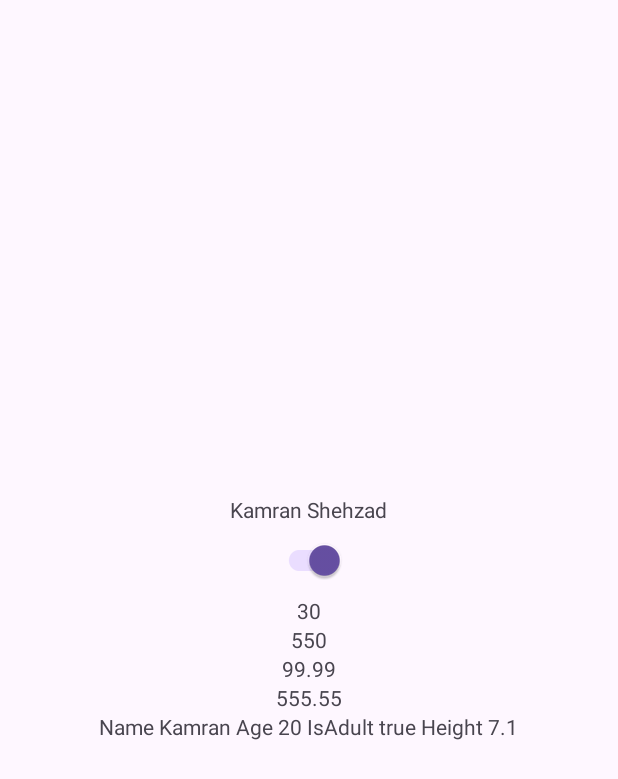
After one commit to KamranShehzadDeveloper/DataStoreLibrary, an Android app: the DataStoreActivity screen opened directly, with no data from a screen before it, on a phone screen of 412 x 824 dp. The commit adds this screen. Shown: the top 779 px of the screen. Run offline under Robolectric (Android 15) with nearby library versions, the phone set to English and light mode, and no system bars.

Commit message:
lib completed

```diff
--- a/app/src/main/AndroidManifest.xml
+++ b/app/src/main/AndroidManifest.xml
@@ -13,6 +13,9 @@
         android:theme="@style/Theme.DataStoreLibrary"
         tools:targetApi="31">
         <activity
+            android:name=".DataStoreActivity"
+            android:exported="false" />
+        <activity
             android:name=".MainActivity"
             android:exported="true">
             <intent-filter>
--- /dev/null
+++ b/app/src/main/java/com/example/datastorelibrary/DataStoreActivity.kt
@@ -0,0 +1,84 @@
+package com.example.datastorelibrary
+
+import android.os.Bundle
+import androidx.activity.enableEdgeToEdge
+import androidx.appcompat.app.AppCompatActivity
+import androidx.core.view.ViewCompat
+import androidx.core.view.WindowInsetsCompat
+import androidx.lifecycle.lifecycleScope
+import com.example.datastorehelperlib.DataStore
+import com.example.datastorelibrary.databinding.ActivityDataStoreBinding
+import com.google.gson.Gson
+import kotlinx.coroutines.Dispatchers
+import kotlinx.coroutines.launch
+import kotlinx.coroutines.withContext
+
+class DataStoreActivity : AppCompatActivity() {
+
+    private lateinit var binding: ActivityDataStoreBinding
+
+    override fun onCreate(savedInstanceState: Bundle?) {
+        super.onCreate(savedInstanceState)
+
+        binding = ActivityDataStoreBinding.inflate(layoutInflater)
+        setContentView(binding.root)
+
+        getDataFromDataStore()
+    }
+
+    private fun getDataFromDataStore() {
+        lifecycleScope.launch(Dispatchers.IO) {
+            launch {
+                DataStore.getInstance().readStringPreference("user_name", "kamran")
+                    .collect { value ->
+                        withContext(Dispatchers.Main) {
+                            binding.userData.text = value
+                        }
+                    }
+            }
+            launch {
+                DataStore.getInstance().readBooleanPreference("is_first_time", false).collect { value ->
+                    withContext(Dispatchers.Main) {
+                        binding.btnSw.isChecked = value
+                    }
+                }
+            }
+            launch {
+                DataStore.getInstance().readIntPreference("user_age", 20).collect { value ->
+                    withContext(Dispatchers.Main) {
+                        binding.userAge.text = value.toString()
+                    }
+                }
+            }
+            launch {
+                DataStore.getInstance().readLongPreference("price", 200L).collect { value ->
+                    withContext(Dispatchers.Main) {
+                        binding.price.text = value.toString()
+                    }
+                }
+            }
+            launch {
+                DataStore.getInstance().readDoublePreference("radius",22.22).collect { value ->
+                    withContext(Dispatchers.Main) {
+                        binding.radius.text = value.toString()
+                    }
+                }
+            }
+            launch {
+                DataStore.getInstance().readFloatPreference("distance",55.55f).collect { value ->
+                    withContext(Dispatchers.Main) {
+                        binding.distance.text = value.toString()
+                    }
+                }
+            }
+            launch {
+                DataStore.getInstance().readObjectPreference("user_object", "user_object").collect { value ->
+                    val userObject = Gson().fromJson(value, UserData::class.java)
+                    withContext(Dispatchers.Main) {
+                        binding.objectData.text = "Name ${userObject.name} Age ${userObject.age} IsAdult ${userObject.isAdult} Height ${userObject.height}"
+                    }
+                }
+            }
+        }
+    }
+}
--- /dev/null
+++ b/app/src/main/java/com/example/datastorelibrary/UserData.kt
@@ -0,0 +1,8 @@
+package com.example.datastorelibrary
+
+data class UserData(
+    val name : String,
+    val isAdult : Boolean,
+    val age : Int,
+    val height : Float
+)
--- /dev/null
+++ b/app/src/main/res/layout/activity_data_store.xml
@@ -0,0 +1,65 @@
+<?xml version="1.0" encoding="utf-8"?>
+<androidx.constraintlayout.widget.ConstraintLayout xmlns:android="http://schemas.android.com/apk/res/android"
+    xmlns:app="http://schemas.android.com/apk/res-auto"
+    xmlns:tools="http://schemas.android.com/tools"
+    android:id="@+id/main"
+    android:layout_width="match_parent"
+    android:layout_height="match_parent"
+    tools:context=".DataStoreActivity">
+
+
+    <LinearLayout
+        android:layout_width="match_parent"
+        android:layout_height="match_parent"
+        android:gravity="center"
+        android:orientation="vertical"
+        app:layout_constraintStart_toStartOf="parent"
+        app:layout_constraintEnd_toEndOf="parent"
+        app:layout_constraintTop_toTopOf="parent"
+        app:layout_constraintBottom_toBottomOf="parent">
+
+        <com.google.android.material.textview.MaterialTextView
+            android:id="@+id/userData"
+            android:layout_width="wrap_content"
+            android:layout_height="wrap_content"
+            android:text="Saved Value" />
+
+        <com.google.android.material.switchmaterial.SwitchMaterial
+            android:id="@+id/btnSw"
+            android:layout_width="wrap_content"
+            android:layout_height="wrap_content"/>
+
+        <com.google.android.material.textview.MaterialTextView
+            android:id="@+id/userAge"
+            android:layout_width="wrap_content"
+            android:layout_height="wrap_content"
+            android:text="15" />
+
+        <com.google.android.material.textview.MaterialTextView
+            android:id="@+id/price"
+            android:layout_width="wrap_content"
+            android:layout_height="wrap_content"
+            android:text="150" />
+
+        <com.google.android.material.textview.MaterialTextView
+            android:id="@+id/radius"
+            android:layout_width="wrap_content"
+            android:layout_height="wrap_content"
+            android:text="1500.55" />
+
+        <com.google.android.material.textview.MaterialTextView
+            android:id="@+id/distance"
+            android:layout_width="wrap_content"
+            android:layout_height="wrap_content"
+            android:text="1300.55" />
+
+        <com.google.android.material.textview.MaterialTextView
+            android:id="@+id/objectData"
+            android:layout_width="wrap_content"
+            android:layout_height="wrap_content"
+            android:text="object data" />
+
+    </LinearLayout>
+
+
+</androidx.constraintlayout.widget.ConstraintLayout>
--- a/datastorehelperlib/build.gradle.kts
+++ b/datastorehelperlib/build.gradle.kts
@@ -45,11 +45,15 @@ publishing {
 
 
 dependencies {
-
     implementation(libs.androidx.core.ktx)
     implementation(libs.androidx.appcompat)
     implementation(libs.material)
     testImplementation(libs.junit)
     androidTestImplementation(libs.androidx.junit)
     androidTestImplementation(libs.androidx.espresso.core)
+
+    //Data Store Dependency
+    implementation(libs.androidx.datastore.preferences)
+    //Gson
+    implementation(libs.gson)
 }
--- /dev/null
+++ b/datastorehelperlib/src/main/java/com/example/datastorehelperlib/DataStore.kt
@@ -0,0 +1,129 @@
+package com.example.datastorehelperlib
+
+import android.annotation.SuppressLint
+import android.content.Context
+import androidx.datastore.preferences.core.Preferences
+import androidx.datastore.preferences.core.booleanPreferencesKey
+import androidx.datastore.preferences.core.doublePreferencesKey
+import androidx.datastore.preferences.core.edit
+import androidx.datastore.preferences.core.floatPreferencesKey
+import androidx.datastore.preferences.core.intPreferencesKey
+import androidx.datastore.preferences.core.longPreferencesKey
+import androidx.datastore.preferences.core.stringPreferencesKey
+import androidx.datastore.preferences.preferencesDataStore
+import kotlinx.coroutines.flow.Flow
+import kotlinx.coroutines.flow.map
+import com.google.gson.Gson
+import kotlinx.coroutines.delay
+import kotlinx.coroutines.flow.catch
+import kotlinx.coroutines.flow.retry
+
+class DataStore(private val context: Context, private val dateStoreName: String) {
+
+    val Context.dataStore by preferencesDataStore(name = this.dateStoreName)
+    private suspend fun <T> writePreference(key: Preferences.Key<T>, value: T) {
+        context.dataStore.edit { preferences ->
+            preferences[key] = value
+        }
+    }
+    fun readBooleanPreference(
+        key: String,
+        defaultValue: Boolean
+    ): Flow<Boolean> {
+        return context.dataStore.data.map { preference ->
+            preference[booleanPreferencesKey(key)] ?: defaultValue
+        }
+    }
+    fun readStringPreference(
+        key: String,
+        defaultValue: String
+    ): Flow<String> {
+        return context.dataStore.data.map { preference ->
+            preference[stringPreferencesKey(key)] ?: defaultValue
+        }
+    }
+    fun readIntPreference(
+        key: String,
+        defaultValue: Int
+    ): Flow<Int> {
+        return context.dataStore.data.map { preference ->
+            preference[intPreferencesKey(key)] ?: defaultValue
+        }
+    }
+    fun readLongPreference(
+        key: String,
+        defaultValue: Long
+    ): Flow<Long> {
+        return context.dataStore.data.map { preference ->
+            preference[longPreferencesKey(key)] ?: defaultValue
+        }
+    }
+    fun readFloatPreference(
+        key: String,
+        defaultValue: Float
+    ): Flow<Float> {
+        return context.dataStore.data.map { preference ->
+            preference[floatPreferencesKey(key)] ?: defaultValue
+        }
+    }
+    fun readDoublePreference(
+        key: String,
+        defaultValue: Double
+    ): Flow<Double> {
+        return context.dataStore.data.map { preference ->
+            preference[doublePreferencesKey(key)] ?: defaultValue
+        }
+    }
+    fun readObjectPreference(
+        key: String,
+        defaultValue: String
+    ): Flow<String> {
+        return context.dataStore.data.map { preference ->
+            preference[stringPreferencesKey(key)] ?: error("Not Ready Yet")
+        }.retry(3) {
+            delay(100)
+            true
+        }.catch {
+
+        }
+    }
+    suspend fun setInt(key: String, value: Int) {
+        writePreference(intPreferencesKey(key), value)
+    }
+    suspend fun setLong(key: String, value: Long) {
+        writePreference(longPreferencesKey(key), value)
+    }
+    suspend fun setFloat(key: String, value: Float) {
+        writePreference(floatPreferencesKey(key), value)
+    }
+    suspend fun setDouble(key: String, value: Double) {
+        writePreference(doublePreferencesKey(key), value)
+    }
+    suspend fun setString(key: String, value: String) {
+        writePreference(stringPreferencesKey(key), value)
+    }
+    suspend fun setBoolean(key: String, value: Boolean) {
+        writePreference(booleanPreferencesKey(key), value)
+    }
+    suspend fun <T> setObject(key: String, value: T) {
+        val userJson = Gson().toJson(value)
+        writePreference(stringPreferencesKey(key), userJson)
+    }
+    companion object {
+        @SuppressLint("StaticFieldLeak")
+        @Volatile
+        private var INSTANCE: DataStore? = null
+
+        fun initInstance(context: Context, dateStoreName: String): DataStore {
+            return INSTANCE ?: synchronized(this) {
+                val instance = DataStore(context, dateStoreName)
+                INSTANCE = instance
+                instance
+            }
+        }
+
+        fun getInstance(): DataStore {
+            return INSTANCE ?: error("DataStore not initialized!")
+        }
+    }
+}
--- a/gradle/libs.versions.toml
+++ b/gradle/libs.versions.toml
@@ -1,5 +1,7 @@
 [versions]
 agp = "8.4.0"
+datastorePreferences = "1.1.1"
+gson = "2.11.0"
 kotlin = "1.9.0"
 coreKtx = "1.13.1"
 junit = "4.13.2"
@@ -12,6 +14,8 @@ constraintlayout = "2.1.4"
 
 [libraries]
 androidx-core-ktx = { group = "androidx.core", name = "core-ktx", version.ref = "coreKtx" }
+androidx-datastore-preferences = { module = "androidx.datastore:datastore-preferences", version.ref = "datastorePreferences" }
+gson = { module = "com.google.code.gson:gson", version.ref = "gson" }
 junit = { group = "junit", name = "junit", version.ref = "junit" }
 androidx-junit = { group = "androidx.test.ext", name = "junit", version.ref = "junitVersion" }
 androidx-espresso-core = { group = "androidx.test.espresso", name = "espresso-core", version.ref = "espressoCore" }
```
Also changed, not shown: app/build.gradle.kts (+12 -0 lines), app/src/main/java/com/example/datastorelibrary/MainActivity.kt (+39 -9 lines), app/src/main/res/layout/activity_main.xml (+6 -3 lines), 1 other file.
